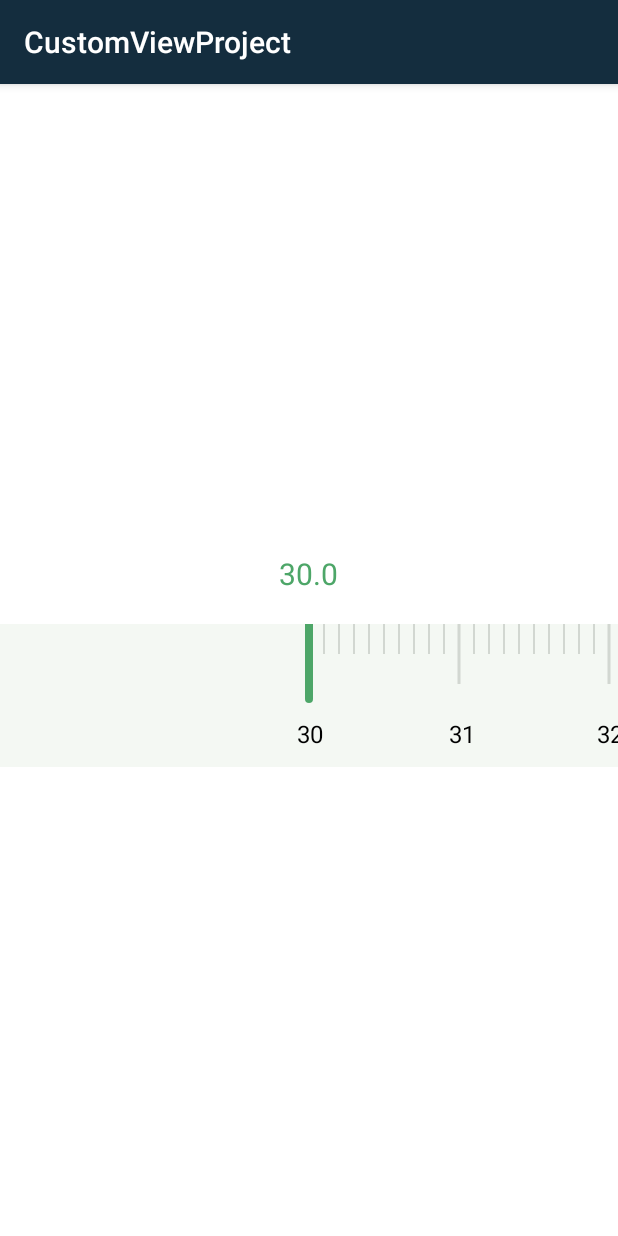
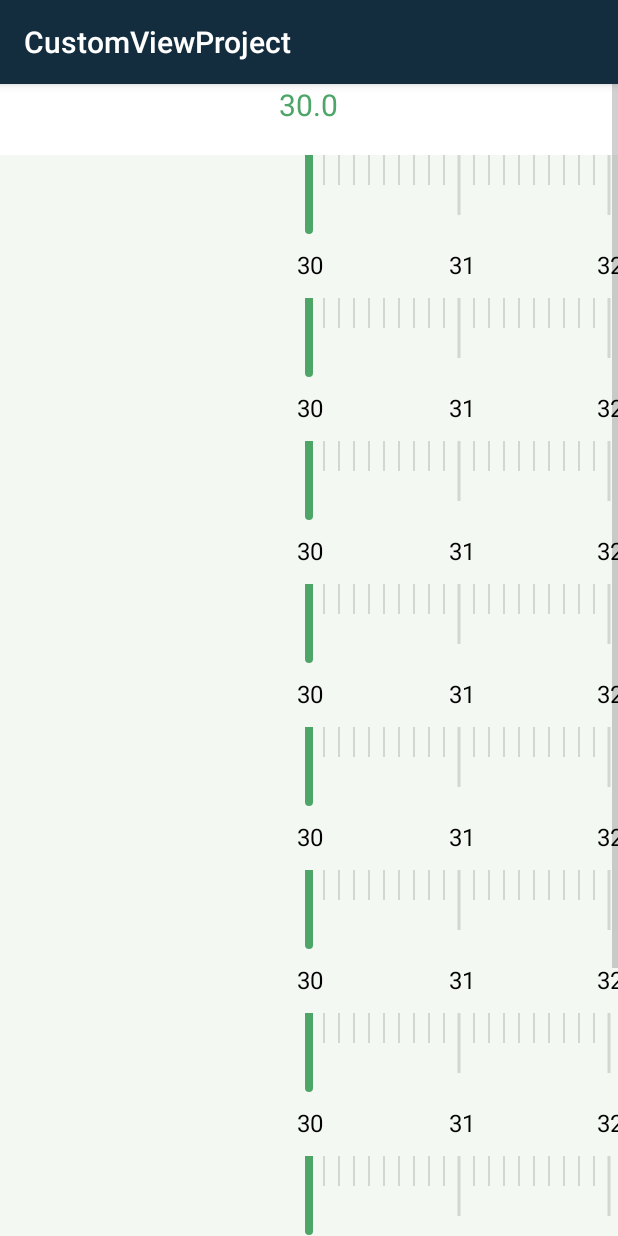
Before and after one commit to LinXiaoTao/CustomViewProject, an Android app: the screen it shows after launch (SlideTapeActivity), after a tap on "SlideTape", on a phone screen of 412 x 824 dp. Run offline under Robolectric (Android 15) with nearby library versions, the phone set to English and light mode, and no system bars.

Commit message:
feat: 多指处理

```diff
--- a/app/src/main/java/com/leo/customviewproject/tape/SlideTapeActivity.java
+++ b/app/src/main/java/com/leo/customviewproject/tape/SlideTapeActivity.java
@@ -31,6 +31,7 @@ public class SlideTapeActivity extends AppCompatActivity {
         mTextView = (TextView) findViewById(R.id.text);
         mTextView.setTextColor(INDICATOR_COLOR);
 
+
         mSlideTapeView = (SlideTapeView) findViewById(R.id.slideTape);
         mSlideTapeView.setValue(30, 50);
         mSlideTapeView.setLongUnix(1);
--- a/app/src/main/java/com/leo/customviewproject/tape/SlideTapeView.java
+++ b/app/src/main/java/com/leo/customviewproject/tape/SlideTapeView.java
@@ -3,6 +3,7 @@ package com.leo.customviewproject.tape;
 import android.animation.ValueAnimator;
 import android.annotation.SuppressLint;
 import android.content.Context;
+import android.content.res.TypedArray;
 import android.graphics.Canvas;
 import android.graphics.Color;
 import android.graphics.Paint;
@@ -18,6 +19,8 @@ import android.view.ViewConfiguration;
 import android.view.ViewParent;
 import android.widget.EdgeEffect;
 import android.widget.OverScroller;
+
+import com.leo.customviewproject.R;
 
 import java.math.BigDecimal;
 
@@ -65,9 +68,11 @@ public final class SlideTapeView extends View {
     private int mLongUnix;
     //短指针单位
     private BigDecimal mShortUnix;
+
     private VelocityTracker mVelocityTracker;
     private final int mMaximumFlingVelocity;
     private final int mMinimumFlingVelocity;
+
     private final int mTouchSlop;
     private float mDownMotionX;
     private float mLastMotionX;
@@ -75,8 +80,11 @@ public final class SlideTapeView extends View {
     private final int mMinimumHeight;
     private CallBack mCallBack;
     private ValueAnimator mRunAnimator;
+
     private EdgeEffect mEdgeGlowLeft;
     private EdgeEffect mEdgeGlowRight;
+
+    private int mActivePointerId = INVALID_POINTER;
 
     {
         mTextPaint = new Paint(Paint.ANTI_ALIAS_FLAG);
@@ -100,6 +108,7 @@ public final class SlideTapeView extends View {
     private static final int POINT_COLOR = Color.rgb(210, 215, 209);
     private static final int TEXT_COLOR = Color.BLACK;
     private static final int MAXIMUM_SHORT_POINT_COUNT = 10;
+    private static final int INVALID_POINTER = -1;
 
     private static final String TAG = "SlideTapeView";
 
@@ -136,6 +145,17 @@ public final class SlideTapeView extends View {
         mTouchSlop = viewConfiguration.getScaledTouchSlop();
 
         mScroller = new OverScroller(context);
+
+        init(context, attrs);
+
+        if (isInEditMode()) {
+            if (mStartValue == 0 && mEndValue == 0) {
+                setValue(0, 100);
+            }
+            if (mShortPointCount == 0) {
+                setShortPointCount(10);
+            }
+        }
     }
 
     @Override
@@ -263,13 +283,33 @@ public final class SlideTapeView extends View {
                         parent.requestDisallowInterceptTouchEvent(true);
                     }
                 }
-                mDownMotionX = event.getX();
-                mLastMotionX = event.getX();
+                mActivePointerId = event.getPointerId(0);
+                mDownMotionX = event.getX(0);
+                mLastMotionX = event.getX(0);
+                break;
+            case MotionEvent.ACTION_POINTER_DOWN:
+                final int index = event.getActionIndex();
+                mDownMotionX = event.getX(index);
+                mLastMotionX = event.getX(index);
+                mActivePointerId = event.getPointerId(index);
+                break;
+            case MotionEvent.ACTION_POINTER_UP:
+                onSecondaryPointerUp(event);
                 break;
             case MotionEvent.ACTION_MOVE:
-                float distanceX = mLastMotionX - event.getX();
+                final int activePointerId = mActivePointerId;
+                if (activePointerId == INVALID_POINTER) {
+                    break;
+                }
+                final int pointerIndex = event.findPointerIndex(activePointerId);
+                if (pointerIndex == -1) {
+                    Log.e(TAG, "onTouchEvent: Invalid pointerId = " + activePointerId);
+                    break;
+                }
+
+                float distanceX = mLastMotionX - event.getX(pointerIndex);
                 Log.d(TAG, "onTouchEvent: distanceX:" + distanceX);
-                if (!mIsBeingDragged && Math.abs(mDownMotionX - event.getX()) > mTouchSlop) {
+                if (!mIsBeingDragged && Math.abs(mDownMotionX - event.getX(pointerIndex)) > mTouchSlop) {
                     mIsBeingDragged = true;
                     ViewParent parent = getParent();
                     if (parent != null) {
@@ -281,7 +321,7 @@ public final class SlideTapeView extends View {
 
                     if (mOffsetLeft > mMaxOffsetLeft) {
                         ensureGlows();
-                        mEdgeGlowRight.onPull(distanceX / getWidth(), event.getY() / getHeight());
+                        mEdgeGlowRight.onPull(distanceX / getWidth(), event.getY(pointerIndex) / getHeight());
                         if (!mEdgeGlowLeft.isFinished()) {
                             mEdgeGlowLeft.onRelease();
                         }
@@ -290,7 +330,7 @@ public final class SlideTapeView extends View {
                     if (mOffsetLeft < mMinOffsetLeft) {
                         //edge
                         ensureGlows();
-                        mEdgeGlowLeft.onPull(distanceX / getWidth(), 1 - event.getY() / getHeight());
+                        mEdgeGlowLeft.onPull(distanceX / getWidth(), 1 - event.getY(pointerIndex) / getHeight());
                         Log.d(TAG, "onTouchEvent: deltaDistance: " + distanceX / getWidth());
                         if (!mEdgeGlowRight.isFinished()) {
                             mEdgeGlowRight.onRelease();
@@ -300,7 +340,7 @@ public final class SlideTapeView extends View {
                     postInvalidateOnAnimation();
 
                 }
-                mLastMotionX = event.getX();
+                mLastMotionX = event.getX(pointerIndex);
                 break;
             case MotionEvent.ACTION_UP:
                 final VelocityTracker velocityTracker = mVelocityTracker;
@@ -325,6 +365,7 @@ public final class SlideTapeView extends View {
                 if (mEdgeGlowRight != null) {
                     mEdgeGlowRight.onRelease();
                 }
+                mActivePointerId = INVALID_POINTER;
                 break;
         }
 
@@ -440,7 +481,7 @@ public final class SlideTapeView extends View {
             value = mStartValue;
         }
 
-        int offsetLeft = (int) (value / mLongUnix) * mLongPointInterval;
+        int offsetLeft = (int) ((value - mStartValue) / mLongUnix) * mLongPointInterval;
         if (mShortPointCount != 0) {
             BigDecimal count = new BigDecimal(value % mLongUnix).divide(mShortUnix, 2, BigDecimal.ROUND_DOWN);
             offsetLeft += count.intValue() * mShortPointInterval;
@@ -454,6 +495,37 @@ public final class SlideTapeView extends View {
             return;
         }
         mCallBack = callback;
+    }
+
+    private void init(Context context, AttributeSet attrs) {
+        TypedArray typedArray = context.obtainStyledAttributes(attrs, R.styleable.SlideTapeView, 0, 0);
+        try {
+            setValue(typedArray.getInt(R.styleable.SlideTapeView_startValue, 0), typedArray.getInt(R.styleable.SlideTapeView_endValue, 0));
+            setShortPointCount(typedArray.getInt(R.styleable.SlideTapeView_shortPointCount, 0));
+            setLongUnix(typedArray.getInt(R.styleable.SlideTapeView_longUnix, 1));
+            moveToValue(typedArray.getInt(R.styleable.SlideTapeView_currentValue, 0));
+        } catch (Exception e) {
+            e.printStackTrace();
+        } finally {
+            if (typedArray != null) {
+                typedArray.recycle();
+            }
+        }
+
+    }
+
+    private void onSecondaryPointerUp(MotionEvent ev) {
+        final int pointerIndex = ev.getActionIndex();
+        final int pointerId = ev.getPointerId(pointerIndex);
+        if (pointerId == mActivePointerId) {
+            final int newPointerIndex = pointerIndex == 0 ? 1 : 0;
+            mActivePointerId = ev.getPointerId(newPointerIndex);
+            mDownMotionX = ev.getX(newPointerIndex);
+            mLastMotionX = ev.getX(newPointerIndex);
+            if (mVelocityTracker != null) {
+                mVelocityTracker.clear();
+            }
+        }
     }
 
     private void ensureGlows() {
--- a/app/src/main/res/layout/activity_slide_tap.xml
+++ b/app/src/main/res/layout/activity_slide_tap.xml
@@ -1,24 +1,109 @@
 <?xml version="1.0" encoding="utf-8"?>
-<LinearLayout xmlns:android="http://schemas.android.com/apk/res/android"
+<ScrollView
+    xmlns:android="http://schemas.android.com/apk/res/android"
+    xmlns:app="http://schemas.android.com/apk/res-auto"
+    android:layout_width="match_parent"
+    android:layout_height="match_parent">
+
+
+    <LinearLayout
+        xmlns:android="http://schemas.android.com/apk/res/android"
         xmlns:tools="http://schemas.android.com/tools"
         android:layout_width="match_parent"
-              android:layout_height="match_parent"
-              android:background="@android:color/white"
+        android:layout_height="wrap_content"
+        android:background="@color/white"
         android:gravity="center"
         android:orientation="vertical"
         tools:context=".tape.SlideTapeActivity">
 
         <TextView
             android:id="@+id/text"
-        android:textSize="20sp"
             android:layout_width="wrap_content"
             android:layout_height="wrap_content"
-        android:layout_marginBottom="20dp"/>
+            android:layout_marginBottom="20dp"
+            android:textSize="20sp"/>
 
         <com.leo.customviewproject.tape.SlideTapeView
             android:id="@+id/slideTape"
             android:layout_width="match_parent"
             android:layout_height="wrap_content"
-        android:paddingBottom="15dp"/>
+            android:paddingBottom="15dp"
+            />
+
+        <com.leo.customviewproject.tape.SlideTapeView
+            android:layout_width="match_parent"
+            android:layout_height="wrap_content"
+            android:paddingBottom="15dp"
+            app:endValue="50"
+            app:shortPointCount="10"
+            app:startValue="30"
+            />
+
+
+        <com.leo.customviewproject.tape.SlideTapeView
+            android:layout_width="match_parent"
+            android:layout_height="wrap_content"
+            android:paddingBottom="15dp"
+            app:endValue="50"
+            app:shortPointCount="10"
+            app:startValue="30"/>
+
+        <com.leo.customviewproject.tape.SlideTapeView
+            android:layout_width="match_parent"
+            android:layout_height="wrap_content"
+            android:paddingBottom="15dp"
+            app:endValue="50"
+            app:shortPointCount="10"
+            app:startValue="30"/>
+
+        <com.leo.customviewproject.tape.SlideTapeView
+            android:layout_width="match_parent"
+            android:layout_height="wrap_content"
+            android:paddingBottom="15dp"
+            app:endValue="50"
+            app:shortPointCount="10"
+            app:startValue="30"/>
+
+        <com.leo.customviewproject.tape.SlideTapeView
+            android:layout_width="match_parent"
+            android:layout_height="wrap_content"
+            android:paddingBottom="15dp"
+            app:endValue="50"
+            app:shortPointCount="10"
+            app:startValue="30"/>
+
+        <com.leo.customviewproject.tape.SlideTapeView
+            android:layout_width="match_parent"
+            android:layout_height="wrap_content"
+            android:paddingBottom="15dp"
+            app:endValue="50"
+            app:shortPointCount="10"
+            app:startValue="30"/>
+
+        <com.leo.customviewproject.tape.SlideTapeView
+            android:layout_width="match_parent"
+            android:layout_height="wrap_content"
+            android:paddingBottom="15dp"
+            app:endValue="50"
+            app:shortPointCount="10"
+            app:startValue="30"/>
+
+        <com.leo.customviewproject.tape.SlideTapeView
+            android:layout_width="match_parent"
+            android:layout_height="wrap_content"
+            android:paddingBottom="15dp"
+            app:endValue="50"
+            app:shortPointCount="10"
+            app:startValue="30"/>
+
+        <com.leo.customviewproject.tape.SlideTapeView
+            android:layout_width="match_parent"
+            android:layout_height="wrap_content"
+            android:paddingBottom="15dp"
+            app:endValue="50"
+            app:shortPointCount="10"
+            app:startValue="30"/>
 
     </LinearLayout>
+
+</ScrollView>
--- a/app/src/main/res/values/colors.xml
+++ b/app/src/main/res/values/colors.xml
@@ -4,4 +4,5 @@
     <color name="colorPrimaryDark">#142D3E</color>
     <color name="colorAccent">#142D3E</color>
     <color name="backgroup">#ddd</color>
+    <color name="white">#FFFFFF</color>
 </resources>
```
Also changed, not shown: app/src/main/res/values/attrs.xml (added, +11 -0 lines). Lines whose indentation alone changed are shown as unchanged.
